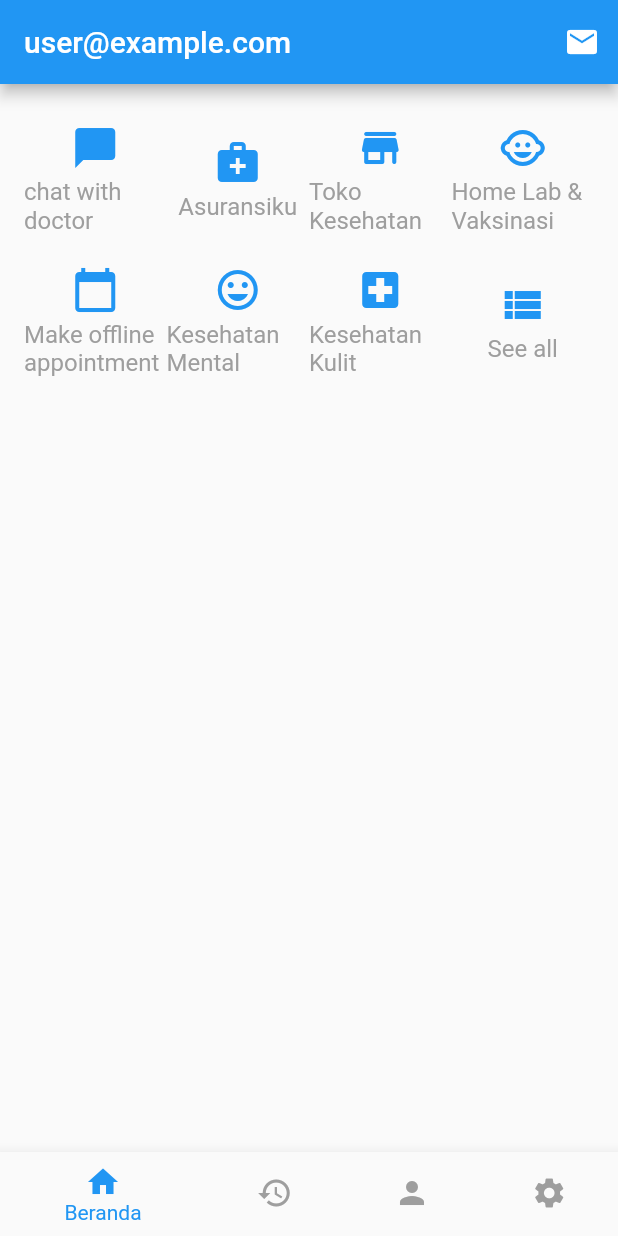
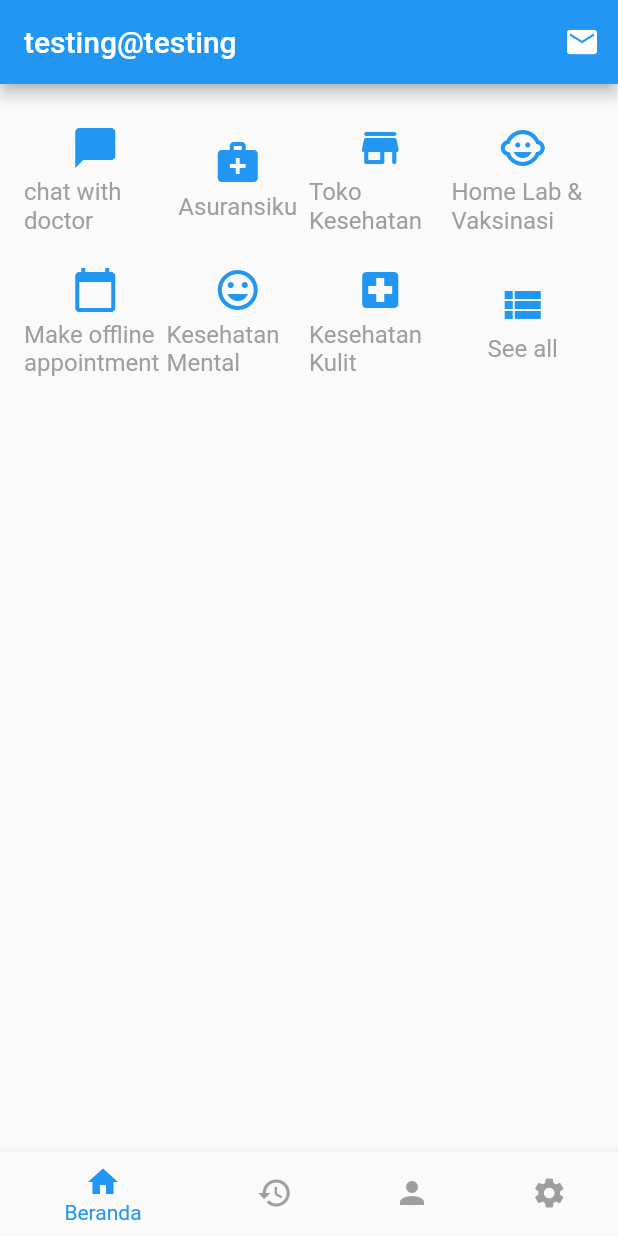
Before and after one commit to FrederickYapiter2411/Clairvoyance--Big-Project, a Flutter app: the Home screen opened directly, on a phone screen of 412 x 824 dp. Run offline on Flutter 3.47's test engine with Material 3 defaults, Android fonts, the phone set to English and light mode, and no system bars.

Commit message:
membuat profile username menjadi sesuai dengan yang diisi pada halaman login

```diff
--- a/lib/screens/home.dart
+++ b/lib/screens/home.dart
@@ -29,7 +29,7 @@ class _MyHomePageState extends State<Home> {
   Widget build(BuildContext context) {
     return Scaffold(
       appBar: AppBar(
-        title: const Text('user@example.com'),
+        title: const Text('testing@testing'),
         actions: [
           IconButton(
               onPressed: () {
```
